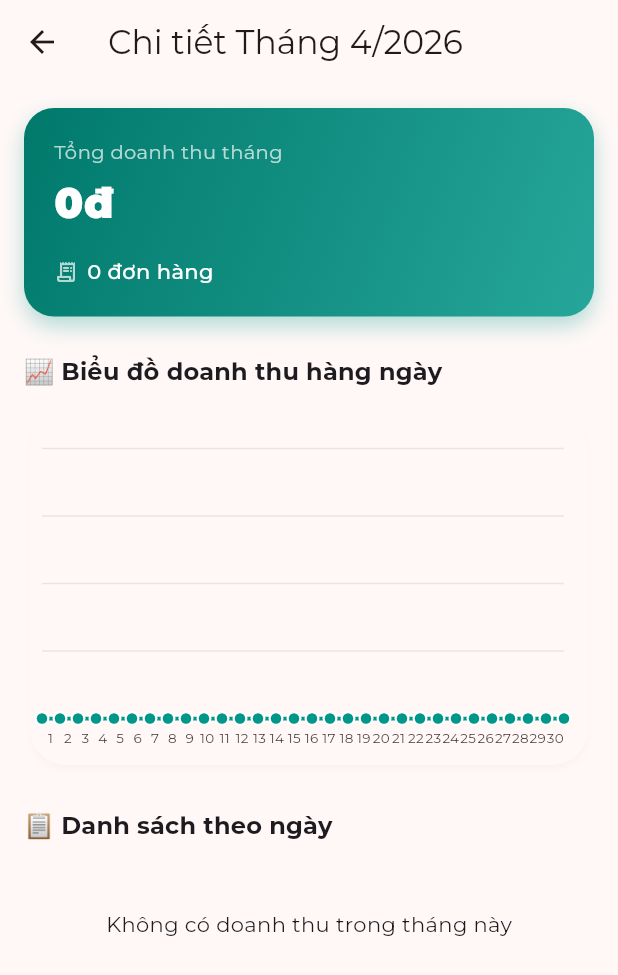
After one commit to VanHari318/QuanLyNhaHang, a Flutter app: the DashboardStatsScreen screen opened directly, after a tap on an icon or button, on a phone screen of 412 x 824 dp. The commit adds this screen. Shown: the top 975 px of the screen. Run offline on Flutter 3.47's test engine with Material 3 defaults, Android fonts, the phone set to English and light mode, and no system bars; our stand-ins replace cloud_firestore, firebase_auth, firebase_core, flutter_dotenv, flutter_map, geolocator and 6 more; missing offline and left inert: dart:html, mobile_scanner; accounts and stored records are empty.

Commit message:
Automate Best Seller logic, fix unit-aware low-stock alerts, and add monthly revenue details

```diff
--- a/lib/screens/admin/dashboard_stats_screen.dart
+++ b/lib/screens/admin/dashboard_stats_screen.dart
@@ -3,6 +3,7 @@ import '../../services/database_service.dart';
 import '../../models/order_model.dart';
 import '../../components/dashboard_card.dart';
 import '../../components/chart_view.dart';
+import 'monthly_revenue_detail_screen.dart';
 
 /// Dashboard thống kê doanh thu – MD3 enhanced with charts
 class DashboardStatsScreen extends StatefulWidget {
@@ -144,6 +145,12 @@ class _DashboardStatsScreenState extends State<DashboardStatsScreen> {
                       title: 'Tháng này',
                       value: '${_fmtPrice(snap.data ?? 0)}đ',
                       color: Colors.teal,
+                      onTap: () => Navigator.push(
+                        context,
+                        MaterialPageRoute(
+                          builder: (_) => MonthlyRevenueDetailScreen(month: _selectedDate),
+                        ),
+                      ),
                     ),
                   ),
                 ),
--- /dev/null
+++ b/lib/screens/admin/monthly_revenue_detail_screen.dart
@@ -0,0 +1,251 @@
+import 'package:flutter/material.dart';
+import '../../services/database_service.dart';
+import '../../models/order_model.dart';
+import '../../components/chart_view.dart';
+
+/// Màn hình chi tiết doanh thu theo tháng - Biểu đồ & Danh sách ngày
+class MonthlyRevenueDetailScreen extends StatefulWidget {
+  final DateTime month;
+
+  const MonthlyRevenueDetailScreen({super.key, required this.month});
+
+  @override
+  State<MonthlyRevenueDetailScreen> createState() => _MonthlyRevenueDetailScreenState();
+}
+
+class _MonthlyRevenueDetailScreenState extends State<MonthlyRevenueDetailScreen> {
+  final _db = DatabaseService();
+  late Future<Map<String, dynamic>> _statsFuture;
+
+  @override
+  void initState() {
+    super.initState();
+    _statsFuture = _fetchMonthlyStats();
+  }
+
+  Future<Map<String, dynamic>> _fetchMonthlyStats() async {
+    final firstDay = DateTime(widget.month.year, widget.month.month, 1);
+    final lastDay = DateTime(widget.month.year, widget.month.month + 1, 0, 23, 59, 59);
+
+    final orders = await _db.getOrdersInRange(firstDay, lastDay);
+
+    double totalRevenue = 0;
+    int totalOrders = 0;
+    final dailyMap = <int, double>{};
+
+    // Khởi tạo tất cả các ngày trong tháng = 0
+    final daysInMonth = lastDay.day;
+    for (int i = 1; i <= daysInMonth; i++) {
+      dailyMap[i] = 0.0;
+    }
+
+    for (final o in orders) {
+      if (o.status == OrderStatus.completed) {
+        totalRevenue += o.totalPrice;
+        dailyMap[o.createdAt.day] = (dailyMap[o.createdAt.day] ?? 0) + o.totalPrice;
+      }
+      totalOrders++;
+    }
+
+    // Chuyển đổi sang list MapEntry cho biểu đồ
+    final chartData = dailyMap.entries.map((e) => MapEntry('${e.key}', e.value)).toList();
+
+    // Danh sách ngày có doanh thu (sắp xếp giảm dần theo ngày)
+    final listData = dailyMap.entries
+        .where((e) => e.value > 0)
+        .toList()
+        ..sort((a, b) => b.key.compareTo(a.key));
+
+    return {
+      'totalRevenue': totalRevenue,
+      'totalOrders': totalOrders,
+      'chartData': chartData,
+      'listData': listData,
+      'daysInMonth': daysInMonth,
+    };
+  }
+
+  @override
+  Widget build(BuildContext context) {
+    final cs = Theme.of(context).colorScheme;
+    final monthLabel = 'Tháng ${widget.month.month}/${widget.month.year}';
+
+    return Scaffold(
+      appBar: AppBar(
+        title: Text('Chi tiết $monthLabel'),
+      ),
+      body: FutureBuilder<Map<String, dynamic>>(
+        future: _statsFuture,
+        builder: (context, snapshot) {
+          if (snapshot.connectionState == ConnectionState.waiting) {
+            return const Center(child: CircularProgressIndicator());
+          }
+          if (snapshot.hasError) {
+            return Center(child: Text('Lỗi: ${snapshot.error}'));
+          }
+
+          final data = snapshot.data!;
+          final totalRevenue = data['totalRevenue'] as double;
+          final totalOrders = data['totalOrders'] as int;
+          final chartData = data['chartData'] as List<MapEntry<String, double>>;
+          final listData = data['listData'] as List<MapEntry<int, double>>;
+
+          return SingleChildScrollView(
+            padding: const EdgeInsets.all(16),
+            child: Column(
+              crossAxisAlignment: CrossAxisAlignment.start,
+              children: [
+                // 1. Tóm tắt KPI
+                _SummaryCard(
+                  totalRevenue: totalRevenue,
+                  totalOrders: totalOrders,
+                  cs: cs,
+                ),
+                const SizedBox(height: 24),
+
+                // 2. Biểu đồ xu hướng
+                Text('📈 Biểu đồ doanh thu hàng ngày',
+                    style: Theme.of(context).textTheme.titleMedium?.copyWith(fontWeight: FontWeight.bold)),
+                const SizedBox(height: 12),
+                Card(
+                  child: Padding(
+                    padding: const EdgeInsets.fromLTRB(8, 24, 16, 12),
+                    child: SimpleLineChart(
+                      points: chartData,
+                      lineColor: Colors.teal,
+                      height: 180,
+                    ),
+                  ),
+                ),
+                const SizedBox(height: 24),
+
+                // 3. Danh sách chi tiết các ngày
+                Text('📋 Danh sách theo ngày',
+                    style: Theme.of(context).textTheme.titleMedium?.copyWith(fontWeight: FontWeight.bold)),
+                const SizedBox(height: 12),
+                if (listData.isEmpty)
+                  const Center(child: Padding(
+                    padding: EdgeInsets.all(32),
+                    child: Text('Không có doanh thu trong tháng này'),
+                  ))
+                else
+                  ...listData.map((e) => _DayRevenueTile(
+                    day: e.key,
+                    month: widget.month.month,
+                    revenue: e.value,
+                    cs: cs,
+                  )),
+                const SizedBox(height: 48),
+              ],
+            ),
+          );
+        },
+      ),
+    );
+  }
+
+  String _fmtPrice(double price) {
+    final s = price.toInt().toString();
+    final buf = StringBuffer();
+    for (int i = 0; i < s.length; i++) {
+      if (i > 0 && (s.length - i) % 3 == 0) buf.write('.');
+      buf.write(s[i]);
+    }
+    return buf.toString();
+  }
+}
+
+class _SummaryCard extends StatelessWidget {
+  final double totalRevenue;
+  final int totalOrders;
+  final ColorScheme cs;
+
+  const _SummaryCard({required this.totalRevenue, required this.totalOrders, required this.cs});
+
+  @override
+  Widget build(BuildContext context) {
+    return Container(
+      width: double.infinity,
+      padding: const EdgeInsets.all(20),
+      decoration: BoxDecoration(
+        gradient: LinearGradient(
+          colors: [Colors.teal.shade700, Colors.teal.shade400],
+          begin: Alignment.topLeft,
+          end: Alignment.bottomRight,
+        ),
+        borderRadius: BorderRadius.circular(20),
+        boxShadow: [
+          BoxShadow(
+            color: Colors.teal.withValues(alpha: 0.3),
+            blurRadius: 12,
+            offset: const Offset(0, 6),
+          )
+        ],
+      ),
+      child: Column(
+        crossAxisAlignment: CrossAxisAlignment.start,
+        children: [
+          const Text('Tổng doanh thu tháng', style: TextStyle(color: Colors.white70, fontSize: 13)),
+          const SizedBox(height: 4),
+          Text('${_fmtPrice(totalRevenue)}đ',
+              style: const TextStyle(color: Colors.white, fontSize: 28, fontWeight: FontWeight.w900)),
+          const SizedBox(height: 16),
+          Row(
+            children: [
+              const Icon(Icons.receipt_long_rounded, color: Colors.white70, size: 16),
+              const SizedBox(width: 6),
+              Text('$totalOrders đơn hàng', style: const TextStyle(color: Colors.white, fontWeight: FontWeight.w500)),
+            ],
+          ),
+        ],
+      ),
+    );
+  }
+
+  String _fmtPrice(double price) {
+    final s = price.toInt().toString();
+    final buf = StringBuffer();
+    for (int i = 0; i < s.length; i++) {
+      if (i > 0 && (s.length - i) % 3 == 0) buf.write('.');
+      buf.write(s[i]);
+    }
+    return buf.toString();
+  }
+}
+
+class _DayRevenueTile extends StatelessWidget {
+  final int day;
+  final int month;
+  final double revenue;
+  final ColorScheme cs;
+
+  const _DayRevenueTile({required this.day, required this.month, required this.revenue, required this.cs});
+
+  @override
+  Widget build(BuildContext context) {
+    return Card(
+      margin: const EdgeInsets.only(bottom: 8),
+      elevation: 0,
+      color: cs.surfaceContainerLow,
+      child: ListTile(
+        leading: CircleAvatar(
+          backgroundColor: Colors.teal.withValues(alpha: 0.1),
+          child: Text('$day', style: const TextStyle(color: Colors.teal, fontWeight: FontWeight.bold)),
+        ),
+        title: Text('Ngày $day tháng $month', style: const TextStyle(fontWeight: FontWeight.w600)),
+        trailing: Text('+${_fmtPrice(revenue)}đ',
+            style: const TextStyle(color: Colors.green, fontWeight: FontWeight.w800, fontSize: 15)),
+      ),
+    );
+  }
+
+  String _fmtPrice(double price) {
+    final s = price.toInt().toString();
+    final buf = StringBuffer();
+    for (int i = 0; i < s.length; i++) {
+      if (i > 0 && (s.length - i) % 3 == 0) buf.write('.');
+      buf.write(s[i]);
+    }
+    return buf.toString();
+  }
+}
--- a/lib/screens/customer/tabs/home_tab.dart
+++ b/lib/screens/customer/tabs/home_tab.dart
@@ -14,7 +14,7 @@ class HomeTab extends StatelessWidget {
   Widget build(BuildContext context) {
     final menuProvider = context.watch<MenuProvider>();
     final bestSellers = menuProvider.allItems
-        .where((d) => d.isBestSeller)
+        .where((d) => menuProvider.isTopSelling(d.id))
         .take(6)
         .toList();
 
```
Also changed, not shown: lib/components/inventory_item_card.dart (+8 -33 lines), lib/providers/inventory_provider.dart (+50 -0 lines), lib/providers/menu_provider.dart (+13 -0 lines), lib/screens/admin/admin_dashboard.dart (+8 -18 lines), lib/screens/admin/menu_management_screen.dart (+4 -26 lines), lib/services/database_service.dart (+34 -11 lines), lib/utils/recipe_helper.dart (+14 -5 lines).
